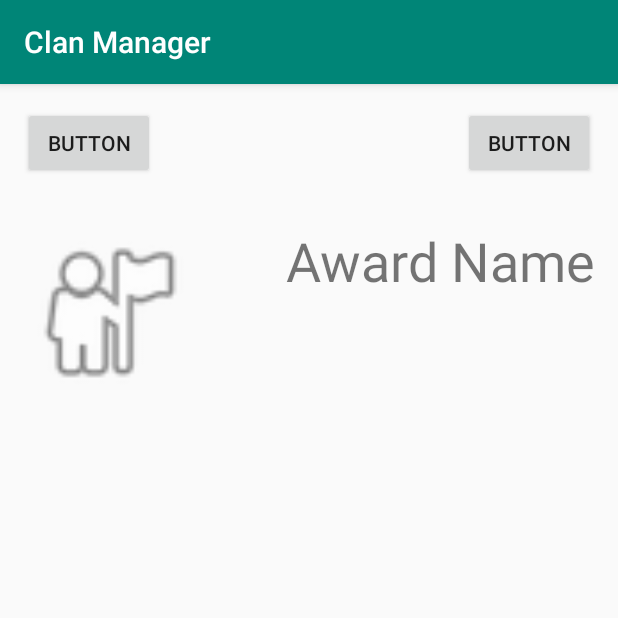
After one commit to ideed/ClanManager, an Android app: the AwardsActivity screen opened directly, with no data from a screen before it, on a phone screen of 412 x 824 dp, the top half of it. The commit adds this screen. Run offline under Robolectric (Android 15) with nearby library versions, the phone set to English and light mode, and no system bars.

Commit message:
Darragh second commit

```diff
--- a/app/src/main/AndroidManifest.xml
+++ b/app/src/main/AndroidManifest.xml
@@ -11,6 +11,7 @@
         android:roundIcon="@mipmap/ic_launcher_round"
         android:supportsRtl="true"
         android:theme="@style/AppTheme">
+        <activity android:name=".AwardsActivity"></activity>
         <activity android:name=".passwordResetActivity" />
         <activity android:name=".RegisterActivity" />
         <activity android:name=".MainMenuActivity" />
--- /dev/null
+++ b/app/src/main/java/com/example/clanmanager/AwardsActivity.java
@@ -0,0 +1,14 @@
+package com.example.clanmanager;
+
+import androidx.appcompat.app.AppCompatActivity;
+
+import android.os.Bundle;
+
+public class AwardsActivity extends AppCompatActivity {
+
+    @Override
+    protected void onCreate(Bundle savedInstanceState) {
+        super.onCreate(savedInstanceState);
+        setContentView(R.layout.activity_awards);
+    }
+}
--- /dev/null
+++ b/app/src/main/res/layout/activity_awards.xml
@@ -0,0 +1,54 @@
+<?xml version="1.0" encoding="utf-8"?>
+<androidx.constraintlayout.widget.ConstraintLayout xmlns:android="http://schemas.android.com/apk/res/android"
+    xmlns:app="http://schemas.android.com/apk/res-auto"
+    xmlns:tools="http://schemas.android.com/tools"
+    android:layout_width="match_parent"
+    android:layout_height="match_parent"
+    tools:context=".AwardsActivity">
+
+    <Button
+        android:id="@+id/button5"
+        android:layout_width="wrap_content"
+        android:layout_height="wrap_content"
+        android:layout_marginStart="15dp"
+        android:layout_marginLeft="15dp"
+        android:layout_marginTop="15dp"
+        android:text="Button"
+        app:layout_constraintStart_toStartOf="parent"
+        app:layout_constraintTop_toTopOf="parent" />
+
+    <Button
+        android:id="@+id/button6"
+        android:layout_width="wrap_content"
+        android:layout_height="wrap_content"
+        android:layout_marginTop="15dp"
+        android:layout_marginEnd="15dp"
+        android:layout_marginRight="15dp"
+        android:text="Button"
+        app:layout_constraintEnd_toEndOf="parent"
+        app:layout_constraintTop_toTopOf="parent" />
+
+    <ImageView
+        android:id="@+id/imageView"
+        android:layout_width="114dp"
+        android:layout_height="118dp"
+        android:layout_marginStart="15dp"
+        android:layout_marginLeft="15dp"
+        android:layout_marginTop="30dp"
+        app:layout_constraintStart_toStartOf="parent"
+        app:layout_constraintTop_toBottomOf="@+id/button5"
+        app:srcCompat="@android:drawable/ic_menu_myplaces" />
+
+    <TextView
+        android:id="@+id/textView7"
+        android:layout_width="wrap_content"
+        android:layout_height="wrap_content"
+        android:layout_marginTop="30dp"
+        android:layout_marginEnd="15dp"
+        android:layout_marginRight="15dp"
+        android:text="Award Name"
+        android:textSize="36sp"
+        app:layout_constraintEnd_toEndOf="parent"
+        app:layout_constraintTop_toBottomOf="@+id/button6" />
+
+</androidx.constraintlayout.widget.ConstraintLayout>
--- a/app/src/main/res/layout/activity_behavior.xml
+++ b/app/src/main/res/layout/activity_behavior.xml
@@ -102,7 +102,7 @@
         app:layout_constraintEnd_toStartOf="@+id/imageView4"
         app:layout_constraintStart_toEndOf="@+id/imageView3"
         app:layout_constraintTop_toTopOf="@+id/imageView3"
-        app:srcCompat="@mipmap/thummiddle" />
+        app:srcCompat="@mipmap/thumbsboth" />
 
     <ImageView
         android:id="@+id/imageView3"
```
Also changed, not shown: app/src/main/res/mipmap-anydpi-v26/thumbsboth.JPG (added), app/src/main/res/mipmap-anydpi-v26/thumbsdown.JPG (added), app/src/main/res/mipmap-anydpi-v26/thumbsup.JPG (added).
